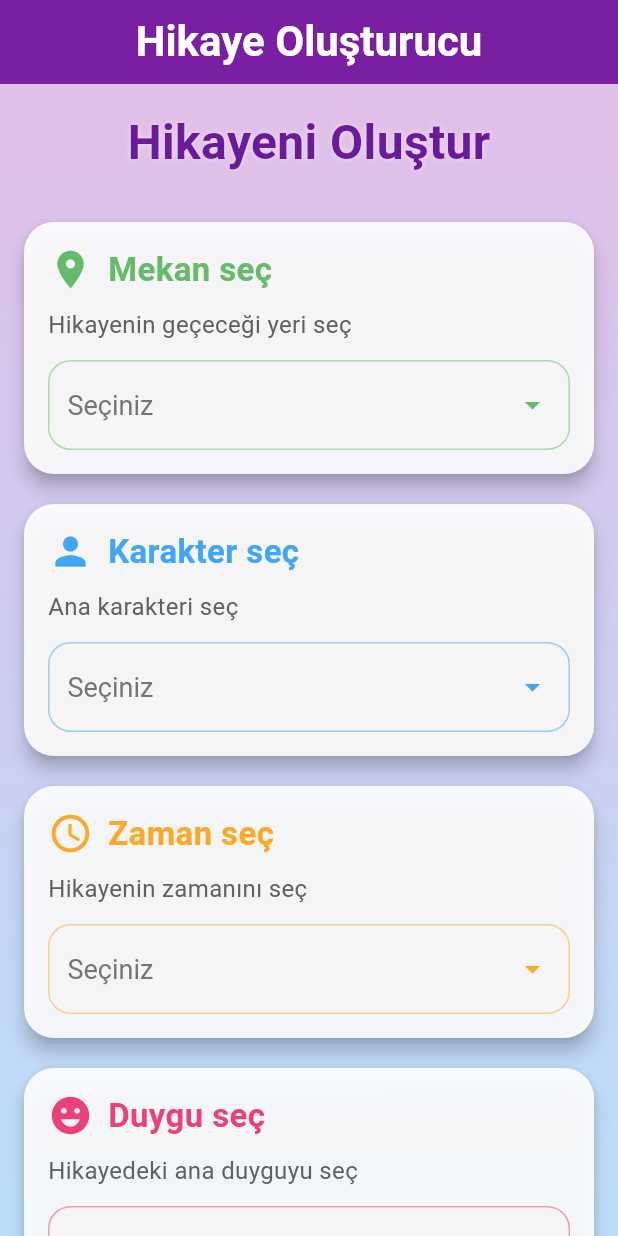
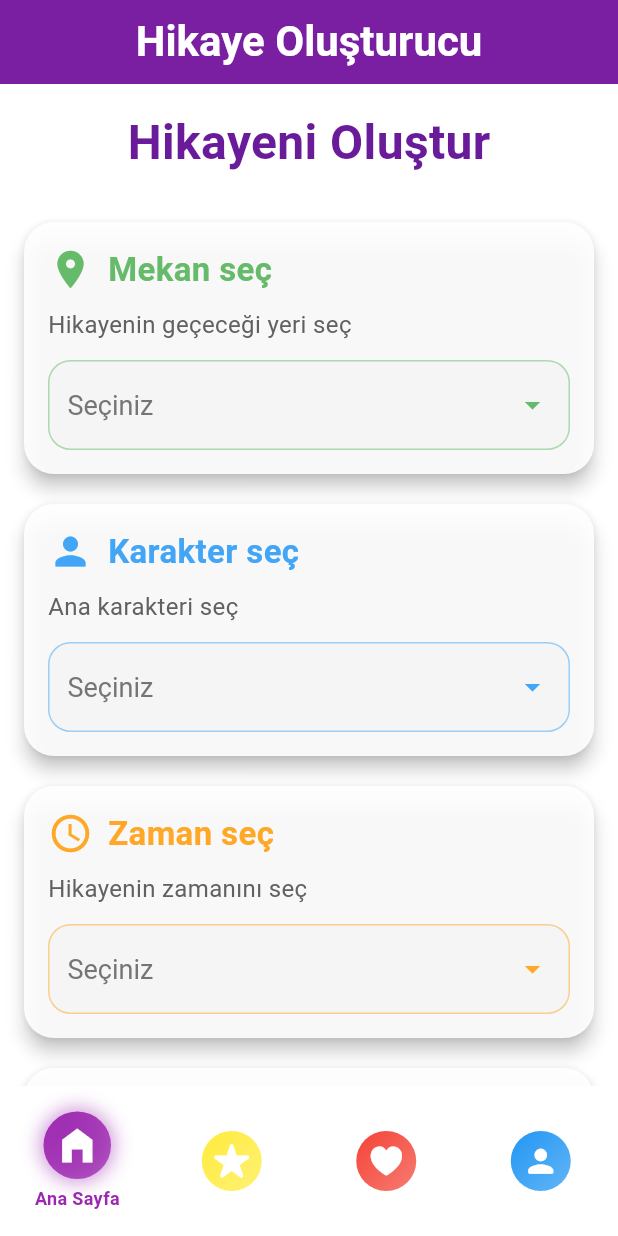
Before and after one commit to ibrahimysr/Story-Tale-Creator, a Flutter app: the screen it shows after launch, on a phone screen of 412 x 824 dp. Run offline on Flutter 3.47's test engine with Material 3 defaults, Android fonts, the phone set to English and light mode, and no system bars; drawn by our look-alikes of animated_bottom_navigation_bar; Roboto replaces fonts that are missing (Comic Sans MS).

Commit message:
bottomnavigatorbar yapıldı

```diff
--- a/lib/features/story/views/story_creator_view.dart
+++ b/lib/features/story/views/story_creator_view.dart
@@ -12,6 +12,7 @@ class StoryCreatorView extends StatelessWidget {
   @override
   Widget build(BuildContext context) {
     return Scaffold(
+      extendBody: true, // Bu satırı ekles
       appBar: AppBar(
         title: const Text('Hikaye Oluşturucu'),
       ),
@@ -20,7 +21,7 @@ class StoryCreatorView extends StatelessWidget {
           gradient: LinearGradient(
             begin: Alignment.topCenter,
             end: Alignment.bottomCenter,
-            colors: [Colors.purple[100]!, Colors.blue[100]!],
+            colors: [Colors.white,Colors.white],
           ),
         ),
         child: Consumer<StoryViewModel>(
--- a/lib/main.dart
+++ b/lib/main.dart
@@ -1,9 +1,9 @@
 import 'package:flutter/material.dart';
+import 'package:masal/widgets/navigation/bottom_nav_bar.dart';
 import 'package:provider/provider.dart';
 import 'core/constants/app_constants.dart';
 import 'core/theme/app_theme.dart';
 import 'features/story/viewmodels/story_viewmodel.dart';
-import 'features/story/views/story_creator_view.dart';
 
 void main() {
   runApp(const HikayeUygulamasi());
@@ -20,7 +20,7 @@ class HikayeUygulamasi extends StatelessWidget {
         debugShowCheckedModeBanner: false,
         title: AppConstants.appTitle,
         theme: AppTheme.lightTheme,
-        home: const StoryCreatorView(),
+        home: const MainScreen(),
       ),
     );
   }
--- /dev/null
+++ b/lib/widgets/navigation/bottom_nav_bar.dart
@@ -0,0 +1,155 @@
+import 'package:flutter/cupertino.dart';
+import 'package:flutter/material.dart';
+import 'package:animated_bottom_navigation_bar/animated_bottom_navigation_bar.dart';
+import 'package:masal/features/story/views/story_creator_view.dart';
+
+class MainScreen extends StatefulWidget {
+  const MainScreen({super.key});
+
+  @override
+  State<MainScreen> createState() => _MainScreenState();
+}
+
+class _MainScreenState extends State<MainScreen> {
+  int _currentIndex = 0;
+  late final List<Widget> pages;
+
+  // Çocukça ve eğlenceli ikonlar
+  final List<IconData> bottomIcons = [
+    Icons.home_filled, // Ana sayfa
+    CupertinoIcons.star_fill, // Keşfet (yıldız yaptım, daha sevimli)
+    CupertinoIcons.heart_fill, // Favoriler (kalp daha eğlenceli)
+    Icons.person_rounded, // Profil
+  ];
+
+  // Her ikon için renkler (çocukların seveceği parlak tonlar)
+  final List<Color> iconColors = [
+    Colors.purple,
+    Colors.yellow,
+    Colors.red,
+    Colors.blue,
+  ];
+
+  @override
+  void initState() {
+    super.initState();
+    pages = [
+      const StoryCreatorView(),
+      navBarPage(CupertinoIcons.star_fill, "Keşfet"),
+      navBarPage(CupertinoIcons.heart_fill, "Favoriler"),
+      navBarPage(Icons.person_rounded, "Profilim"),
+    ];
+  }
+
+  @override
+  Widget build(BuildContext context) {
+    return Scaffold(
+      extendBody: true, // Bu satırı ekle
+      backgroundColor: Colors.purple[50], // Hafif mor arka plan
+      body: pages[_currentIndex],
+      bottomNavigationBar: AnimatedBottomNavigationBar.builder(
+
+
+        itemCount: bottomIcons.length,
+        tabBuilder: (int index, bool isActive) {
+          return Column(
+            mainAxisSize: MainAxisSize.min,
+            mainAxisAlignment: MainAxisAlignment.center,
+            children: [
+              AnimatedContainer(
+                duration: const Duration(milliseconds: 200),
+                curve: Curves.easeOutBack,
+                width: isActive ? 45 : 40,
+                height: isActive ? 45 : 40,
+                decoration: BoxDecoration(
+                  shape: BoxShape.circle,
+                  gradient: LinearGradient(
+                    colors: [
+                      iconColors[index],
+                      iconColors[index].withOpacity(0.7),
+                    ],
+                    begin: Alignment.topLeft,
+                    end: Alignment.bottomRight,
+                  ),
+                  boxShadow: isActive
+                      ? [
+                          BoxShadow(
+                            color: iconColors[index].withOpacity(0.5),
+                            blurRadius: 10,
+                            spreadRadius: 2,
+                          ),
+                        ]
+                      : [],
+                ),
+                child: Icon(
+                  bottomIcons[index],
+                  size: isActive ? 30 : 25,
+                  color: Colors.white,
+                ),
+              ),
+              if (isActive)
+                Padding(
+                  padding: const EdgeInsets.only(top: 4.0),
+                  child: Text(
+                    ["Ana Sayfa", "Keşfet", "Favoriler", "Profilim"][index],
+                    style: TextStyle(
+                      fontSize: 12,
+                      color: iconColors[index],
+                      fontWeight: FontWeight.bold,
+                    ),
+                  ),
+                ),
+            ],
+          );
+        },
+        activeIndex: _currentIndex,
+        gapLocation: GapLocation.none,
+        notchSmoothness: NotchSmoothness.softEdge,
+        onTap: (index) {
+          setState(() {
+            _currentIndex = index;
+          });
+        },
+        backgroundColor: Colors.white,// Renksiz (beyaz) arka plan
+        splashColor: Colors.white.withOpacity(0.3), // Mor splash efekti için
+        splashRadius: 30,
+        elevation: 0, // Gölgeyi kaldırdım, daha sade duruyor
+        height: 100,
+      ),
+    );
+  }
+
+  Widget navBarPage(IconData iconName, String title) {
+    return Container(
+      decoration: BoxDecoration(
+        gradient: LinearGradient(
+          colors: [Colors.purple[100]!, Colors.blue[100]!],
+          begin: Alignment.topCenter,
+          end: Alignment.bottomCenter,
+        ),
+      ),
+      child: Center(
+        child: Column(
+          mainAxisAlignment: MainAxisAlignment.center,
+          children: [
+            Icon(
+              iconName,
+              size: 100,
+              color: Colors.purple[700],
+            ),
+            const SizedBox(height: 20),
+            Text(
+              title,
+              style: TextStyle(
+                fontSize: 24,
+                fontWeight: FontWeight.bold,
+                color: Colors.purple[800],
+                fontFamily: 'Comic Sans MS',
+              ),
+            ),
+          ],
+        ),
+      ),
+    );
+  }
+}
--- a/pubspec.yaml
+++ b/pubspec.yaml
@@ -18,6 +18,7 @@ dependencies:
   cupertino_icons: ^1.0.2
   http: ^1.2.0
   provider: ^6.1.1
+  animated_bottom_navigation_bar: ^1.3.3
 
 dev_dependencies:
   flutter_test:
```
Also changed, not shown: pubspec.lock.
